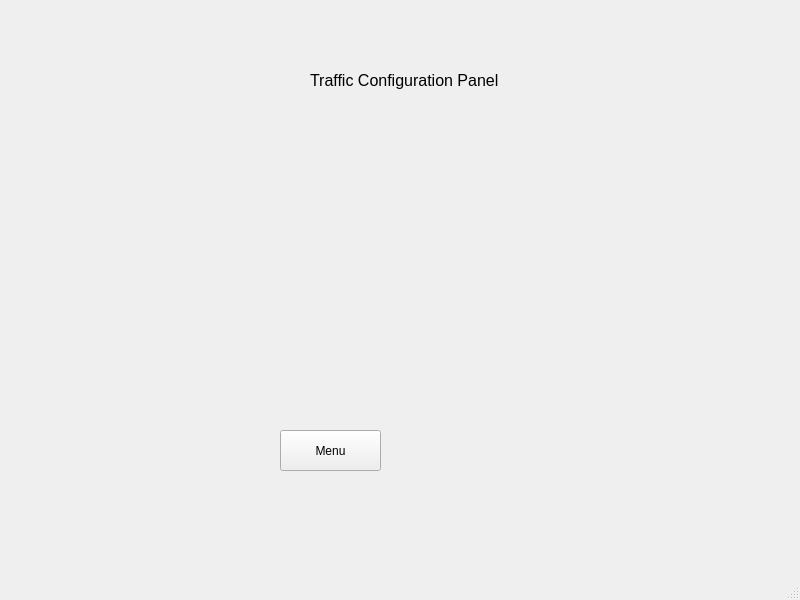
The window that simulation/gui/config.ui (matrochanowski/elevator-project) describes before a commit, drawn with Qt 5.
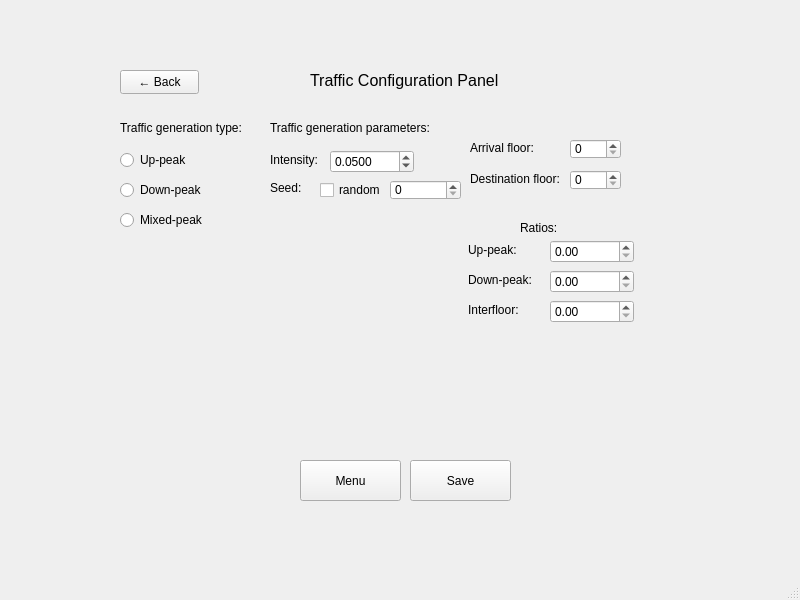
The same window after the commit. The open tabs and pages were chosen to show the change.

Commit message: Added traffic configuration

Diff of the .ui file:
```diff
--- a/simulation/gui/config.ui
+++ b/simulation/gui/config.ui
@@ -410,8 +410,8 @@
      <widget class="QPushButton" name="MenuButton_2">
       <property name="geometry">
        <rect>
-        <x>240</x>
-        <y>400</y>
+        <x>260</x>
+        <y>430</y>
         <width>101</width>
         <height>41</height>
        </rect>
@@ -420,6 +420,396 @@
        <string>Menu</string>
       </property>
      </widget>
+     <widget class="QRadioButton" name="up_peak_button">
+      <property name="geometry">
+       <rect>
+        <x>80</x>
+        <y>120</y>
+        <width>92</width>
+        <height>20</height>
+       </rect>
+      </property>
+      <property name="text">
+       <string>Up-peak</string>
+      </property>
+     </widget>
+     <widget class="QRadioButton" name="down_peak_button">
+      <property name="geometry">
+       <rect>
+        <x>80</x>
+        <y>150</y>
+        <width>92</width>
+        <height>20</height>
+       </rect>
+      </property>
+      <property name="text">
+       <string>Down-peak</string>
+      </property>
+     </widget>
+     <widget class="QRadioButton" name="mixed_peak_button">
+      <property name="geometry">
+       <rect>
+        <x>80</x>
+        <y>180</y>
+        <width>92</width>
+        <height>20</height>
+       </rect>
+      </property>
+      <property name="text">
+       <string>Mixed-peak</string>
+      </property>
+     </widget>
+     <widget class="QLabel" name="label_14">
+      <property name="geometry">
+       <rect>
+        <x>80</x>
+        <y>90</y>
+        <width>131</width>
+        <height>16</height>
+       </rect>
+      </property>
+      <property name="text">
+       <string>Traffic generation type:</string>
+      </property>
+     </widget>
+     <widget class="QDoubleSpinBox" name="intensitySpinBox">
+      <property name="geometry">
+       <rect>
+        <x>290</x>
+        <y>120</y>
+        <width>84</width>
+        <height>23</height>
+       </rect>
+      </property>
+      <property name="decimals">
+       <number>4</number>
+      </property>
+      <property name="singleStep">
+       <double>0.010000000000000</double>
+      </property>
+      <property name="value">
+       <double>0.050000000000000</double>
+      </property>
+     </widget>
+     <widget class="QLabel" name="label_15">
+      <property name="geometry">
+       <rect>
+        <x>230</x>
+        <y>120</y>
+        <width>50</width>
+        <height>20</height>
+       </rect>
+      </property>
+      <property name="text">
+       <string>Intensity:</string>
+      </property>
+     </widget>
+     <widget class="QLabel" name="label_16">
+      <property name="geometry">
+       <rect>
+        <x>230</x>
+        <y>90</y>
+        <width>161</width>
+        <height>16</height>
+       </rect>
+      </property>
+      <property name="text">
+       <string>Traffic generation parameters:</string>
+      </property>
+     </widget>
+     <widget class="QPushButton" name="SaveButton_2">
+      <property name="geometry">
+       <rect>
+        <x>370</x>
+        <y>430</y>
+        <width>101</width>
+        <height>41</height>
+       </rect>
+      </property>
+      <property name="text">
+       <string>Save</string>
+      </property>
+     </widget>
+     <widget class="QPushButton" name="back_to_config_button">
+      <property name="geometry">
+       <rect>
+        <x>80</x>
+        <y>40</y>
+        <width>79</width>
+        <height>24</height>
+       </rect>
+      </property>
+      <property name="text">
+       <string>← Back</string>
+      </property>
+     </widget>
+     <widget class="QLabel" name="label_17">
+      <property name="geometry">
+       <rect>
+        <x>230</x>
+        <y>150</y>
+        <width>49</width>
+        <height>16</height>
+       </rect>
+      </property>
+      <property name="text">
+       <string>Seed:</string>
+      </property>
+     </widget>
+     <widget class="QSpinBox" name="seedSpinBox">
+      <property name="geometry">
+       <rect>
+        <x>350</x>
+        <y>150</y>
+        <width>71</width>
+        <height>20</height>
+       </rect>
+      </property>
+     </widget>
+     <widget class="QStackedWidget" name="traffic_stacked_widget">
+      <property name="geometry">
+       <rect>
+        <x>420</x>
+        <y>90</y>
+        <width>261</width>
+        <height>281</height>
+       </rect>
+      </property>
+      <property name="currentIndex">
+       <number>2</number>
+      </property>
+      <widget class="QWidget" name="up_peak_page">
+       <widget class="QLabel" name="label_18">
+        <property name="geometry">
+         <rect>
+          <x>10</x>
+          <y>20</y>
+          <width>71</width>
+          <height>16</height>
+         </rect>
+        </property>
+        <property name="text">
+         <string>Arrival floor:</string>
+        </property>
+       </widget>
+       <widget class="QSpinBox" name="arrval_floor_spin_box">
+        <property name="geometry">
+         <rect>
+          <x>90</x>
+          <y>18</y>
+          <width>51</width>
+          <height>20</height>
+         </rect>
+        </property>
+       </widget>
+       <widget class="QTableWidget" name="tableWidget">
+        <property name="geometry">
+         <rect>
+          <x>10</x>
+          <y>50</y>
+          <width>241</width>
+          <height>201</height>
+         </rect>
+        </property>
+        <column>
+         <property name="text">
+          <string>Floor</string>
+         </property>
+        </column>
+        <column>
+         <property name="text">
+          <string>Distribution</string>
+         </property>
+        </column>
+       </widget>
+      </widget>
+      <widget class="QWidget" name="down_peak_page">
+       <widget class="QLabel" name="label_19">
+        <property name="geometry">
+         <rect>
+          <x>10</x>
+          <y>21</y>
+          <width>101</width>
+          <height>16</height>
+         </rect>
+        </property>
+        <property name="text">
+         <string>Destination floor:</string>
+        </property>
+       </widget>
+       <widget class="QSpinBox" name="destination_floor_spin_box">
+        <property name="geometry">
+         <rect>
+          <x>110</x>
+          <y>20</y>
+          <width>51</width>
+          <height>20</height>
+         </rect>
+        </property>
+       </widget>
+      </widget>
+      <widget class="QWidget" name="mixed_peak_page">
+       <widget class="QSpinBox" name="arrival_floor_spin_box_2">
+        <property name="geometry">
+         <rect>
+          <x>110</x>
+          <y>19</y>
+          <width>51</width>
+          <height>20</height>
+         </rect>
+        </property>
+       </widget>
+       <widget class="QLabel" name="label_20">
+        <property name="geometry">
+         <rect>
+          <x>10</x>
+          <y>20</y>
+          <width>101</width>
+          <height>16</height>
+         </rect>
+        </property>
+        <property name="text">
+         <string>Arrival floor:</string>
+        </property>
+       </widget>
+       <widget class="QSpinBox" name="destination_floor_spin_box_2">
+        <property name="geometry">
+         <rect>
+          <x>110</x>
+          <y>50</y>
+          <width>51</width>
+          <height>20</height>
+         </rect>
+        </property>
+       </widget>
+       <widget class="QLabel" name="label_21">
+        <property name="geometry">
+         <rect>
+          <x>10</x>
+          <y>51</y>
+          <width>101</width>
+          <height>16</height>
+         </rect>
+        </property>
+        <property name="text">
+         <string>Destination floor:</string>
+        </property>
+       </widget>
+       <widget class="QDoubleSpinBox" name="mixed_up_peak_ratio_spinbox">
+        <property name="geometry">
+         <rect>
+          <x>90</x>
+          <y>120</y>
+          <width>84</width>
+          <height>23</height>
+         </rect>
+        </property>
+        <property name="maximum">
+         <double>1.000000000000000</double>
+        </property>
+        <property name="singleStep">
+         <double>0.100000000000000</double>
+        </property>
+       </widget>
+       <widget class="QDoubleSpinBox" name="mixed_down_peak_ratio_spinbox">
+        <property name="geometry">
+         <rect>
+          <x>90</x>
+          <y>150</y>
+          <width>84</width>
+          <height>23</height>
+         </rect>
+        </property>
+        <property name="maximum">
+         <double>1.000000000000000</double>
+        </property>
+        <property name="singleStep">
+         <double>0.100000000000000</double>
+        </property>
+       </widget>
+       <widget class="QDoubleSpinBox" name="mixed_interfloor_peak_ratio_spinbox">
+        <property name="geometry">
+         <rect>
+          <x>90</x>
+          <y>180</y>
+          <width>84</width>
+          <height>23</height>
+         </rect>
+        </property>
+        <property name="maximum">
+         <double>1.000000000000000</double>
+        </property>
+        <property name="singleStep">
+         <double>0.100000000000000</double>
+        </property>
+       </widget>
+       <widget class="QLabel" name="label_22">
+        <property name="geometry">
+         <rect>
+          <x>60</x>
+          <y>100</y>
+          <width>41</width>
+          <height>16</height>
+         </rect>
+        </property>
+        <property name="text">
+         <string>Ratios:</string>
+        </property>
+       </widget>
+       <widget class="QLabel" name="label_23">
+        <property name="geometry">
+         <rect>
+          <x>8</x>
+          <y>120</y>
+          <width>71</width>
+          <height>20</height>
+         </rect>
+        </property>
+        <property name="text">
+         <string>Up-peak:</string>
+        </property>
+       </widget>
+       <widget class="QLabel" name="label_24">
+        <property name="geometry">
+         <rect>
+          <x>8</x>
+          <y>150</y>
+          <width>71</width>
+          <height>20</height>
+         </rect>
+        </property>
+        <property name="text">
+         <string>Down-peak:</string>
+        </property>
+       </widget>
+       <widget class="QLabel" name="label_25">
+        <property name="geometry">
+         <rect>
+          <x>8</x>
+          <y>180</y>
+          <width>71</width>
+          <height>20</height>
+         </rect>
+        </property>
+        <property name="text">
+         <string>Interfloor:</string>
+        </property>
+       </widget>
+      </widget>
+     </widget>
+     <widget class="QCheckBox" name="randomButton">
+      <property name="geometry">
+       <rect>
+        <x>280</x>
+        <y>150</y>
+        <width>71</width>
+        <height>20</height>
+       </rect>
+      </property>
+      <property name="text">
+       <string>random</string>
+      </property>
+     </widget>
     </widget>
     <widget class="QWidget" name="page_4">
      <widget class="QLabel" name="label_13">
```
Left out of the diff: 2 changed lines with no effect on the pictures. The commit also changes 16 other files.
